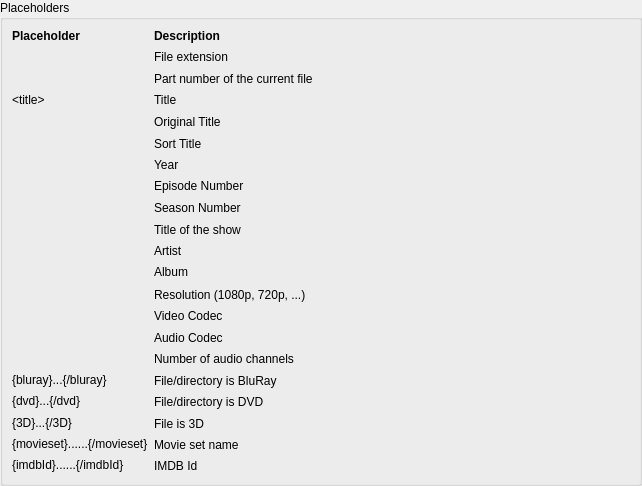
The window that renamer/RenamerPlaceholders.ui (Komet/MediaElch) describes before a commit, drawn with Qt 5.
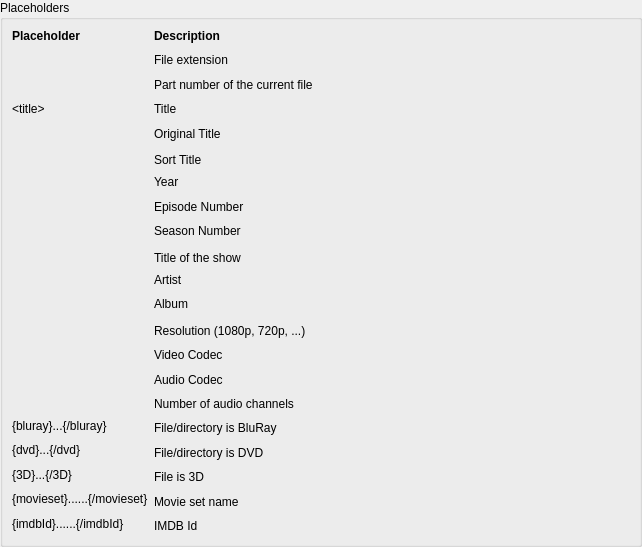
The same window after the commit.

Patch:
```diff
--- a/renamer/RenamerPlaceholders.ui
+++ b/renamer/RenamerPlaceholders.ui
@@ -7,7 +7,7 @@
     <x>0</x>
     <y>0</y>
     <width>642</width>
-    <height>486</height>
+    <height>547</height>
    </rect>
   </property>
   <property name="windowTitle">
```
Left out of the diff: 6 changed lines with no effect on the pictures.
